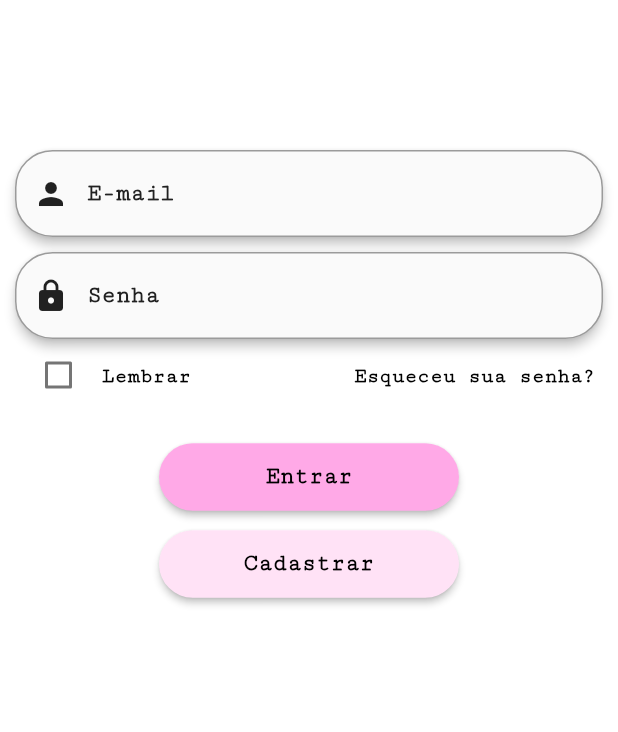
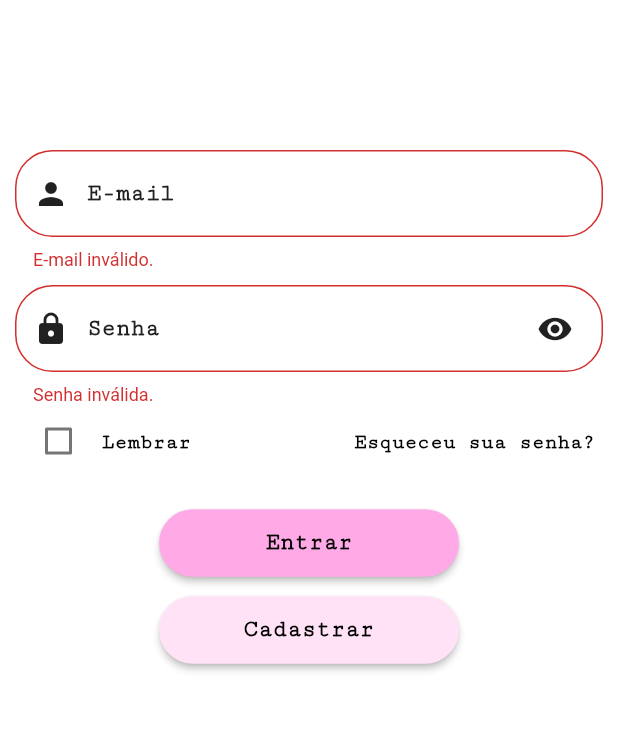
Before and after one commit to guishas/viasudeste-frontend, a Flutter app: the screen it shows after launch, after a tap on "Entrar", on a phone screen of 412 x 824 dp, the part 225-957 px from its top. Run offline on Flutter 3.47's test engine with Material 2 defaults, Android fonts, the light colour scheme and no system bars; our stand-ins replace dio, rxdart, shared_preferences; Roboto replaces fonts that are missing (Calibri).

Commit message:
tela de login quase finalizada, falta esqueceu sua senha

```diff
--- a/viasudeste/lib/library/utilities/base_bloc.dart
+++ b/viasudeste/lib/library/utilities/base_bloc.dart
@@ -4,7 +4,7 @@ import 'package:rxdart/rxdart.dart';
 class BaseBloc {
   bool isOccupied = false;
 
-  final isLoading = BehaviorSubject<bool>();
+  final isLoading = BehaviorSubject<bool>.seeded(false);
   Stream<bool> get isLoadingStream => isLoading.stream;
 
   late BuildContext context;
--- a/viasudeste/lib/library/utilities/config.dart
+++ b/viasudeste/lib/library/utilities/config.dart
@@ -0,0 +1,3 @@
+class Config {
+  static String apiEndpoint = 'https://powerful-shelf-46576.herokuapp.com/api/';
+}
--- a/viasudeste/lib/library/utilities/obj_mem.dart
+++ b/viasudeste/lib/library/utilities/obj_mem.dart
@@ -0,0 +1,6 @@
+import 'package:viasudeste/src/models/cliente_model.dart';
+
+class ObjMem {
+
+  static ClienteModel? currentUser;
+}
--- a/viasudeste/lib/src/blocs/login_bloc.dart
+++ b/viasudeste/lib/src/blocs/login_bloc.dart
@@ -1,9 +1,20 @@
+import 'package:flutter/cupertino.dart';
+import 'package:flutter/material.dart';
 import 'package:rxdart/rxdart.dart';
 import 'package:viasudeste/library/utilities/base_bloc.dart';
+import 'package:viasudeste/library/utilities/login_helper.dart';
+import 'package:viasudeste/src/models/cliente_model.dart';
+import 'package:viasudeste/src/repositories/api.dart';
 
 class LoginBloc extends BaseBloc {
 
+  final Api api = Api();
+
   final rememberMe = BehaviorSubject<bool>.seeded(false);
+  final showPassword = BehaviorSubject<bool>.seeded(false);
+
+  TextEditingController emailController = new TextEditingController();
+  TextEditingController passwordController = new TextEditingController();
 
   void initStateScreen() {
 
@@ -11,7 +22,37 @@ class LoginBloc extends BaseBloc {
 
   void disposeScreen() {
     rememberMe.close();
+    showPassword.close();
 
     disposeBaseBloc();
   }
+
+  Future<ClienteModel?> login(BuildContext context, GlobalKey<FormState> formState, String email, String password) async {
+    if (formState.currentState!.validate()) {
+      isLoading.sink.add(true);
+
+      ClienteModel? clienteModel = await api.loginWithEmailAndPassword(email, password);
+
+      if (clienteModel != null) {
+        isLoading.sink.add(false);
+        return clienteModel;
+      } else {
+        isLoading.sink.add(false);
+
+        final SnackBar snackbar = SnackBar(
+          content: Text('Dados incorretos.'),
+        );
+
+        ScaffoldMessenger.of(context).showSnackBar(snackbar);
+        return null;
+      }
+    } else {
+      return null;
+    }
+  }
+
+  void rememberUser() {
+    LoginHelper loginHelper = LoginHelper();
+    loginHelper.addBoolToSharedPreferences("isUserLogged", true);
+  }
 }
--- /dev/null
+++ b/viasudeste/lib/src/models/cliente_model.dart
@@ -0,0 +1,64 @@
+class ClienteModel {
+  String? clienteId;
+  String? clienteNome;
+  String? clienteEmail;
+  String? clienteSenha;
+  String? clienteCelular;
+  String? clienteCPF;
+  String? clienteCEP;
+  String? clienteEndereco;
+  String? clienteCidadeId;
+  String? clienteEstadoId;
+  double? clienteLatitude;
+  double? clienteLongitude;
+  bool? clienteIsVendedor;
+
+  ClienteModel(
+      {this.clienteId,
+      this.clienteNome,
+      this.clienteEmail,
+      this.clienteSenha,
+      this.clienteCelular,
+      this.clienteCPF,
+      this.clienteCEP,
+      this.clienteEndereco,
+      this.clienteCidadeId,
+      this.clienteEstadoId,
+      this.clienteLatitude,
+      this.clienteLongitude,
+      this.clienteIsVendedor});
+
+  ClienteModel.fromJson(Map<String, dynamic> json) {
+    clienteId = json['clienteId'];
+    clienteNome = json['clienteNome'];
+    clienteEmail = json['clienteEmail'];
+    clienteSenha = json['clienteSenha'];
+    clienteCelular = json['clienteCelular'];
+    clienteCPF = json['clienteCPF'];
+    clienteCEP = json['clienteCEP'];
+    clienteEndereco = json['clienteEndereco'];
+    clienteCidadeId = json['clienteCidadeId'];
+    clienteEstadoId = json['clienteEstadoId'];
+    clienteLatitude = json['clienteLatitude'];
+    clienteLongitude = json['clienteLongitude'];
+    clienteIsVendedor = json['clienteIsVendedor'];
+  }
+
+  Map<String, dynamic> toJson() {
+    final Map<String, dynamic> data = new Map<String, dynamic>();
+    data['clienteId'] = this.clienteId;
+    data['clienteNome'] = this.clienteNome;
+    data['clienteEmail'] = this.clienteEmail;
+    data['clienteSenha'] = this.clienteSenha;
+    data['clienteCelular'] = this.clienteCelular;
+    data['clienteCPF'] = this.clienteCPF;
+    data['clienteCEP'] = this.clienteCEP;
+    data['clienteEndereco'] = this.clienteEndereco;
+    data['clienteCidadeId'] = this.clienteCidadeId;
+    data['clienteEstadoId'] = this.clienteEstadoId;
+    data['clienteLatitude'] = this.clienteLatitude;
+    data['clienteLongitude'] = this.clienteLongitude;
+    data['clienteIsVendedor'] = this.clienteIsVendedor;
+    return data;
+  }
+}
--- a/viasudeste/lib/src/screens/login_screen.dart
+++ b/viasudeste/lib/src/screens/login_screen.dart
@@ -1,6 +1,8 @@
 import 'package:flutter/material.dart';
+import 'package:viasudeste/library/utilities/obj_mem.dart';
 import 'package:viasudeste/library/utilities/styles.dart';
 import 'package:viasudeste/src/blocs/login_bloc.dart';
+import 'package:viasudeste/src/models/cliente_model.dart';
 
 class LoginScreen extends StatefulWidget {
   const LoginScreen({ Key? key }) : super(key: key);
@@ -13,6 +15,7 @@ class _LoginScreenState extends State<LoginScreen> {
 
   late LoginBloc _bloc;
 
+  final _formState = GlobalKey<FormState>();
   final _scaffoldState = GlobalKey<ScaffoldState>();
 
   @override
@@ -27,6 +30,7 @@ class _LoginScreenState extends State<LoginScreen> {
   @override
   Widget build(BuildContext context) {
     return Scaffold(
+      key: _scaffoldState,
       backgroundColor: Styles.mainWhiteColor,
       body: Container(
         height: MediaQuery.of(context).size.height,
@@ -60,15 +64,18 @@ class _LoginScreenState extends State<LoginScreen> {
             // ),
             Padding(
               padding: EdgeInsets.only(top: 80),
+              child: Form(
+                key: _formState,
                 child: Column(
                   children: [
                     Padding(
                       padding: EdgeInsets.only(top: 20, left: 10, right: 10),
-                    child: Material(
-                      elevation: 3.0,
-                      borderRadius: BorderRadius.all(Radius.circular(25)),
-                      child: TextField(
+                      child: TextFormField(
+                        controller: _bloc.emailController,
+                        keyboardType: TextInputType.emailAddress,
                         decoration: InputDecoration(
+                          fillColor: Styles.mainWhiteColor,
+                          filled: true,
                           border: OutlineInputBorder(
                             borderRadius: BorderRadius.all(Radius.circular(25)),
                             borderSide: BorderSide(
@@ -89,21 +96,33 @@ class _LoginScreenState extends State<LoginScreen> {
                               color: Styles.mainGreyColor,
                             ),
                             borderRadius: BorderRadius.all(Radius.circular(25))
+                          ),
+                          errorStyle: TextStyle(
+                            fontFamily: 'Calibri',
                           )
                         ),
+                        cursorColor: Styles.mainGreyColor,
                         style: TextStyle(
                           color: Styles.mainGreyColor,
                           fontWeight: FontWeight.bold
                         ),
-                      ),
+                        validator: (String? text) {
+                          if (text != null && text.length > 0 && text.contains('@') && text.contains('.')) {
+                            return null;
+                          } else {
+                            return 'E-mail inválido.';
+                          }
+                        },
                       ),
                     ),
                     Padding(
                       padding: EdgeInsets.only(top: 10, left: 10, right: 10),
-                    child: Material(
-                      elevation: 3.0,
-                      borderRadius: BorderRadius.all(Radius.circular(25)),
-                      child: TextField(
+                      child: StreamBuilder<bool>(
+                        stream: _bloc.showPassword.stream,
+                        builder: (context, snapshot) {
+                          return TextFormField(
+                            controller: _bloc.passwordController,
+                            keyboardType: TextInputType.text,
                             decoration: InputDecoration(
                               border: OutlineInputBorder(
                                 borderRadius: BorderRadius.all(Radius.circular(25)),
@@ -115,6 +134,18 @@ class _LoginScreenState extends State<LoginScreen> {
                                 Icons.lock_rounded,
                                 color: Styles.mainGreyColor,
                               ),
+                              suffixIcon: Padding(
+                                padding: EdgeInsets.only(right: 8),
+                                child: IconButton(
+                                  icon: Icon(
+                                    _bloc.showPassword.value ? Icons.visibility_off : Icons.visibility,
+                                    color: Styles.mainGreyColor,
+                                  ),
+                                  onPressed: () {
+                                    _bloc.showPassword.sink.add(!_bloc.showPassword.value);
+                                  },
+                                ),
+                              ),
                               hintText: 'Senha',
                               hintStyle: TextStyle(
                                 color: Styles.mainGreyColor,
@@ -125,13 +156,27 @@ class _LoginScreenState extends State<LoginScreen> {
                                   color: Styles.mainGreyColor,
                                 ),
                                 borderRadius: BorderRadius.all(Radius.circular(25))
+                              ),
+                              errorStyle: TextStyle(
+                                fontFamily: 'Calibri',
                               )
                             ),
+                            cursorColor: Styles.mainGreyColor,
                             style: TextStyle(
                               color: Styles.mainGreyColor,
                               fontWeight: FontWeight.bold
                             ),
-                      ),
+                            obscuringCharacter: '*',
+                            obscureText: _bloc.showPassword.value,
+                            validator: (String? text) {
+                              if (text != null && text.length > 0) {
+                                return null;
+                              } else {
+                                return 'Senha inválida.';
+                              }
+                            },
+                          );
+                        }
                       ),
                     ),
                     Padding(
@@ -189,10 +234,31 @@ class _LoginScreenState extends State<LoginScreen> {
                     Padding(
                       padding: EdgeInsets.only(top: 20),
                       child: ElevatedButton(
-                      onPressed: () {
+                        onPressed: () async {
+                          ClienteModel? clienteModel = await _bloc.login(context, _formState, _bloc.emailController.text.toString(), _bloc.passwordController.text.toString());
 
+                          if (clienteModel != null) {
+                            ObjMem.currentUser = clienteModel;
+
+                            if (_bloc.rememberMe.value) {
+                              _bloc.rememberUser();
+                            }
+
+                            // Home page
+                          }
                         },
-                      child: Text(
+                        child: StreamBuilder<bool>(
+                          stream: _bloc.isLoading.stream,
+                          builder: (context, snapshot) {
+                            return _bloc.isLoading.value
+                              ? Container(
+                                  height: 25,
+                                  width: 25,
+                                  child: CircularProgressIndicator(
+                                    color: Styles.mainGreyColor,
+                                  ),
+                              )
+                              : Text(
                                   'Entrar',
                                   style: TextStyle(
                                     fontFamily: 'Cutive Mono',
@@ -200,6 +266,8 @@ class _LoginScreenState extends State<LoginScreen> {
                                     color: Styles.mainBlackColor,
                                     fontSize: 16,
                                   ),
+                                );
+                          }
                         ),
                         style: ElevatedButton.styleFrom(
                           primary: Styles.mainPinkColor,
@@ -236,6 +304,7 @@ class _LoginScreenState extends State<LoginScreen> {
                     )
                   ],
                 ),
+              ),
             )
           ],
         ),
--- a/viasudeste/pubspec.yaml
+++ b/viasudeste/pubspec.yaml
@@ -32,6 +32,7 @@ dependencies:
 
   shared_preferences: ^2.0.13
   rxdart: ^0.27.3
+  dio: ^4.0.6
 
   # The following adds the Cupertino Icons font to your application.
   # Use with the CupertinoIcons class for iOS style icons.
```
Also changed, not shown: viasudeste/lib/src/repositories/api.dart (added, +23 -0 lines), viasudeste/pubspec.lock. Lines whose indentation alone changed are shown as unchanged.
